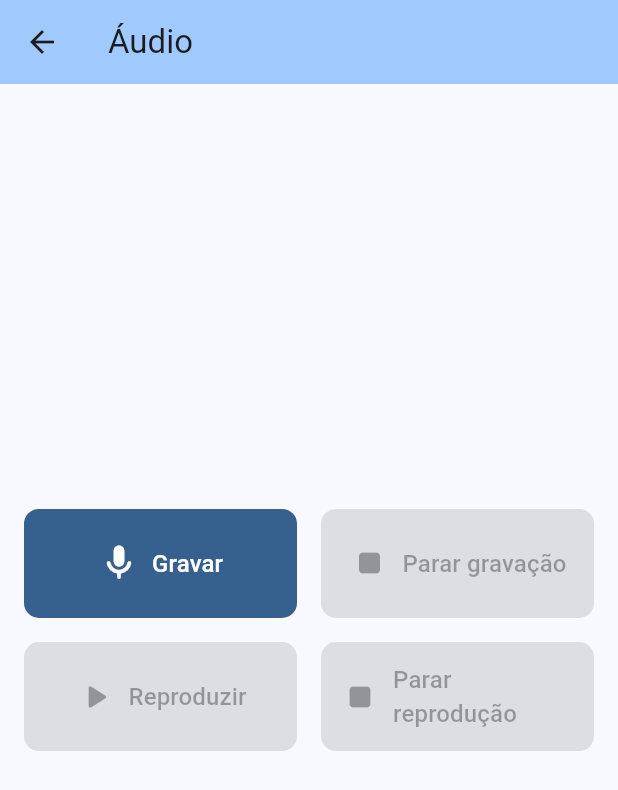
After one commit to Sabinis3/TCC_Comparacao_Kotlin_Flutter, a Flutter app: the screen it shows after launch, after a tap on "Áudio", on a phone screen of 412 x 824 dp. The commit adds this screen. Shown: the top 790 px of the screen. Run offline on Flutter 3.47's test engine with Material 3 defaults, Android fonts, the phone set to English and light mode, and no system bars; our stand-ins replace camera, flutter_riverpod, local_auth, vibration; missing offline and left inert: app_settings, flutter_sound, network_info_plus, wifi_scan.

Commit message:
Mudanças wifi e audio

```diff
--- /dev/null
+++ b/lib/pages/audio_voice/audio_voice_page.dart
@@ -0,0 +1,238 @@
+import 'dart:async';
+import 'package:app_flutter_tcc/widgets/home_filled_icon_button.dart';
+import 'package:flutter/material.dart';
+import 'package:flutter_sound/flutter_sound.dart';
+
+typedef Fn = void Function();
+
+class AudioVoicePage extends StatefulWidget {
+  const AudioVoicePage({super.key});
+
+  @override
+  State<AudioVoicePage> createState() => _AudioVoicePageState();
+}
+
+class _AudioVoicePageState extends State<AudioVoicePage> {
+  final FlutterSoundRecorder _recorder = FlutterSoundRecorder();
+  final FlutterSoundPlayer _player = FlutterSoundPlayer();
+
+  String? _audioFilePath;
+  bool _isRecorderInitialized = false;
+  bool _isPlayerInitialized = false;
+  bool _isRecording = false;
+  bool _isPlaying = false;
+  String? _errorMessage;
+
+  @override
+  void initState() {
+    _init();
+    super.initState();
+  }
+
+  @override
+  void dispose() {
+    _recorder.closeRecorder();
+    _player.closePlayer();
+    super.dispose();
+  }
+
+  Future<void> _init() async {
+    try {
+      await _recorder.openRecorder();
+      await _player.openPlayer();
+      setState(() {
+        _isRecorderInitialized = true;
+        _isPlayerInitialized = true;
+        _errorMessage = null;
+      });
+    } catch (e) {
+      setState(() {
+        _errorMessage = "Erro ao inicializar: $e";
+      });
+    }
+  }
+
+  Future<void> _startRecording() async {
+    setState(() {
+      _errorMessage = null;
+    });
+    try {
+      setState(() {
+        _isRecording = true;
+      });
+      await _recorder.startRecorder(
+        codec: Codec.aacMP4,
+        toFile: "audio_file.aac",
+      );
+    } catch (e) {
+      setState(() {
+        _isRecording = false;
+        _errorMessage = "Erro ao iniciar gravação: $e";
+      });
+    }
+  }
+
+  Future<void> _stopRecording() async {
+    setState(() {
+      _errorMessage = null;
+    });
+    try {
+      var url = await _recorder.stopRecorder();
+      setState(() {
+        _isRecording = false;
+        _audioFilePath = url;
+      });
+    } catch (e) {
+      setState(() {
+        _isRecording = false;
+        _errorMessage = "Erro ao parar gravação: $e";
+      });
+    }
+  }
+
+  Future<void> _playRecordingFromFile() async {
+    setState(() {
+      _errorMessage = null;
+    });
+    try {
+      setState(() {
+        _isPlaying = true;
+      });
+      await _player.startPlayer(
+        fromURI: _audioFilePath,
+        codec: Codec.aacMP4,
+        whenFinished: () {
+          setState(() {
+            _isPlaying = false;
+          });
+        },
+      );
+    } catch (e) {
+      setState(() {
+        _isPlaying = false;
+        _errorMessage = "Erro ao reproduzir: $e";
+      });
+    }
+  }
+
+  Future<void> _stopPlayer() async {
+    setState(() {
+      _errorMessage = null;
+    });
+    try {
+      await _player.stopPlayer();
+      setState(() {
+        _isPlaying = false;
+      });
+    } catch (e) {
+      setState(() {
+        _isPlaying = false;
+        _errorMessage = "Erro ao parar reprodução: $e";
+      });
+    }
+  }
+
+  @override
+  Widget build(BuildContext context) {
+    return Scaffold(
+      appBar: AppBar(title: const Text("Áudio")),
+      body: Padding(
+        padding: const EdgeInsets.all(16.0),
+        child: Center(
+          child: Column(
+            spacing: 16.0,
+            mainAxisSize: MainAxisSize.min,
+            children: [
+              Row(
+                mainAxisAlignment: MainAxisAlignment.center,
+                spacing: 16.0,
+                children: [
+                  Expanded(
+                    child: SizedBox(
+                      height: 72.7,
+                      child: HomeFilledIconButton(
+                        icon: Icon(Icons.mic_rounded, size: 28.0),
+                        onPressed:
+                            _isRecorderInitialized &&
+                                !_isRecording &&
+                                !_isPlaying
+                            ? _startRecording
+                            : null,
+                        label: Text("Gravar", style: TextStyle(fontSize: 16.0)),
+                      ),
+                    ),
+                  ),
+                  Expanded(
+                    child: SizedBox(
+                      height: 72.7,
+                      child: HomeFilledIconButton(
+                        icon: Icon(Icons.stop_rounded, size: 28.0),
+                        onPressed: _isRecorderInitialized && _isRecording
+                            ? _stopRecording
+                            : null,
+                        label: Text(
+                          "Parar gravação",
+                          style: TextStyle(fontSize: 16.0),
+                        ),
+                      ),
+                    ),
+                  ),
+                ],
+              ),
+              Row(
+                mainAxisAlignment: MainAxisAlignment.center,
+                spacing: 16.0,
+                children: [
+                  Expanded(
+                    child: SizedBox(
+                      height: 72.7,
+                      child: HomeFilledIconButton(
+                        icon: Icon(Icons.play_arrow_rounded, size: 28.0),
+                        onPressed:
+                            _isPlayerInitialized &&
+                                !_isPlaying &&
+                                !_isRecording &&
+                                _audioFilePath != null
+                            ? _playRecordingFromFile
+                            : null,
+                        label: Text(
+                          "Reproduzir",
+                          style: TextStyle(fontSize: 16.0),
+                        ),
+                      ),
+                    ),
+                  ),
+                  Expanded(
+                    child: SizedBox(
+                      height: 72.7,
+                      child: HomeFilledIconButton(
+                        icon: Icon(Icons.stop_rounded, size: 28.0),
+                        onPressed: _isPlayerInitialized && _isPlaying
+                            ? _stopPlayer
+                            : null,
+                        label: Text(
+                          "Parar reprodução",
+                          style: TextStyle(fontSize: 16.0),
+                        ),
+                      ),
+                    ),
+                  ),
+                ],
+              ),
+              const SizedBox(height: 24),
+              if (_errorMessage != null)
+                Padding(
+                  padding: const EdgeInsets.only(top: 16.0),
+                  child: Text(
+                    _errorMessage!,
+                    style: const TextStyle(color: Colors.red),
+                    textAlign: TextAlign.center,
+                  ),
+                ),
+            ],
+          ),
+        ),
+      ),
+    );
+  }
+}
--- a/lib/pages/home_page.dart
+++ b/lib/pages/home_page.dart
@@ -1,6 +1,9 @@
+import 'package:app_flutter_tcc/pages/audio_voice/audio_voice_page.dart';
 import 'package:app_flutter_tcc/pages/biometric/biometric_page.dart';
+import 'package:app_flutter_tcc/pages/bluetooth/bluetooth_page.dart';
 import 'package:app_flutter_tcc/pages/camera/camera_page.dart';
 import 'package:app_flutter_tcc/pages/flash/flash_page.dart';
+import 'package:app_flutter_tcc/pages/gps_page/gps_page.dart';
 import 'package:app_flutter_tcc/pages/vibration/vibration_page.dart';
 import 'package:app_flutter_tcc/pages/wifi/wifi_page.dart';
 import 'package:app_flutter_tcc/widgets/home_filled_icon_button.dart';
@@ -32,7 +35,7 @@ class HomePage extends StatelessWidget {
               label: Text("Biometria", style: TextStyle(fontSize: 16.0)),
             ),
             HomeFilledIconButton(
-              icon: Icon(Icons.camera_rounded, size: 28.0),
+              icon: Icon(Icons.camera_alt_rounded, size: 28.0),
               onPressed: () {
                 Navigator.push(
                   context,
@@ -62,6 +65,26 @@ class HomePage extends StatelessWidget {
               label: Text("Flash", style: TextStyle(fontSize: 16.0)),
             ),
             HomeFilledIconButton(
+              icon: Icon(Icons.bluetooth_rounded, size: 28.0),
+              onPressed: () {
+                Navigator.push(
+                  context,
+                  MaterialPageRoute(builder: (context) => BluetoothPage()),
+                );
+              },
+              label: Text("Bluetooth", style: TextStyle(fontSize: 16.0)),
+            ),
+            HomeFilledIconButton(
+              icon: Icon(Icons.mic_rounded, size: 28.0),
+              onPressed: () {
+                Navigator.push(
+                  context,
+                  MaterialPageRoute(builder: (context) => AudioVoicePage()),
+                );
+              },
+              label: Text("Áudio", style: TextStyle(fontSize: 16.0)),
+            ),
+            HomeFilledIconButton(
               icon: Icon(Icons.wifi_rounded, size: 28.0),
               onPressed: () {
                 Navigator.push(
@@ -71,6 +94,16 @@ class HomePage extends StatelessWidget {
               },
               label: Text("Wi-Fi", style: TextStyle(fontSize: 16.0)),
             ),
+            HomeFilledIconButton(
+              icon: Icon(Icons.map_rounded, size: 28.0),
+              onPressed: () {
+                Navigator.push(
+                  context,
+                  MaterialPageRoute(builder: (context) => GpsPage()),
+                );
+              },
+              label: Text("GPS", style: TextStyle(fontSize: 16.0)),
+            ),
           ],
         ),
       ),
--- a/lib/widgets/home_filled_icon_button.dart
+++ b/lib/widgets/home_filled_icon_button.dart
@@ -2,7 +2,7 @@ import 'package:flutter/material.dart';
 
 class HomeFilledIconButton extends StatelessWidget {
   final Widget icon;
-  final VoidCallback onPressed;
+  final Function()? onPressed;
   final Widget label;
 
   const HomeFilledIconButton({
--- a/pubspec.yaml
+++ b/pubspec.yaml
@@ -41,6 +41,8 @@ dependencies:
   vibration: ^3.1.4
   network_info_plus: ^7.0.0
   wifi_scan: ^0.4.1+2
+  permission_handler: ^12.0.1
+  flutter_sound: ^9.28.0
 
 dev_dependencies:
   flutter_test:
```
Also changed, not shown: lib/pages/bluetooth/bluetooth_page.dart (added, +10 -0 lines), lib/pages/gps_page/gps_page.dart (added, +10 -0 lines), lib/pages/wifi/wifi_page.dart (+9 -0 lines), pubspec.lock, 4 other files.
